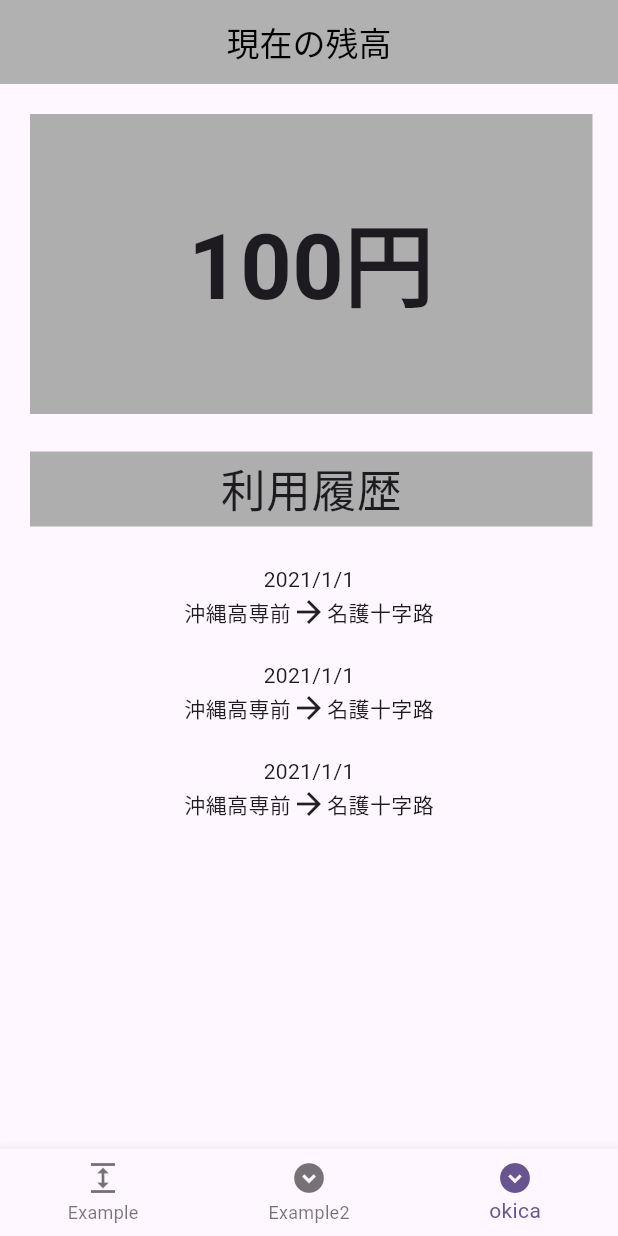
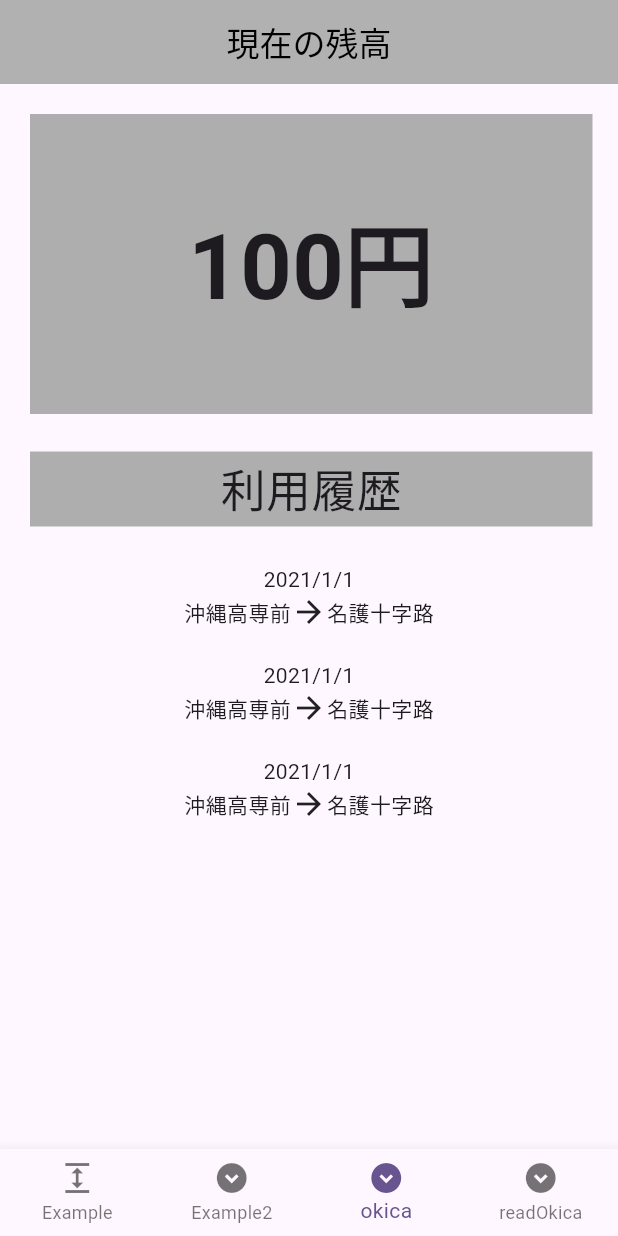
Before and after one commit to Yoshidagumi-group5/bus_app, a Flutter app: the screen it shows after launch, item 3 of the bottom bar chosen, on a phone screen of 412 x 824 dp. Run offline on Flutter 3.47's test engine with Material 3 defaults, Android fonts, the phone set to English and light mode, and no system bars; our stand-ins replace flutter_riverpod; missing offline and left inert: nfc_manager.

Commit message:
NFC機能を使ったReadOkica.dartの追加

```diff
--- a/lib/main.dart
+++ b/lib/main.dart
@@ -4,8 +4,8 @@ import 'package:bus_app/pages/example.dart';
 import 'package:bus_app/pages/example2.dart';
 import 'package:flutter/material.dart';
 import 'package:flutter_riverpod/flutter_riverpod.dart';
-import 'pages/SearchResult.dart';
 import 'pages/okica.dart';
+import 'pages/readOkica.dart';
 
 Future<void> main() async {
   runApp(const ProviderScope(child: MyApp()));
@@ -32,6 +32,7 @@ enum PageType {
   example1,
   example2,
   okica,
+  readOkica,
 }
 
 class BottomNavigationNotifier extends Notifier<PageType> {
@@ -68,11 +69,16 @@ class MainPage extends ConsumerWidget {
       case PageType.okica:
         bodyWidget = const Okica();
         break;
+
+      case PageType.readOkica:
+        bodyWidget = const ReadOkica();
+        break;
     }
 
     return Scaffold(
       body: bodyWidget,
       bottomNavigationBar: BottomNavigationBar(
+        type: BottomNavigationBarType.fixed,
         currentIndex: PageType.values.indexOf(currentPage),
         items: const [
           BottomNavigationBarItem(
@@ -87,6 +93,10 @@ class MainPage extends ConsumerWidget {
             icon: Icon(Icons.expand_circle_down),
             label: 'okica',
           ),
+          BottomNavigationBarItem(
+            icon: Icon(Icons.expand_circle_down),
+            label: 'readOkica',
+          ),
         ],
         onTap: (index) {
           final pageType = PageType.values[index];
--- a/lib/pages/okica.dart
+++ b/lib/pages/okica.dart
@@ -1,4 +1,3 @@
-import 'package:flutter/src/widgets/framework.dart';
 import 'package:flutter/material.dart';
 
 class Okica extends StatelessWidget {
@@ -10,7 +9,7 @@ class Okica extends StatelessWidget {
       appBar: AppBar(
         centerTitle: true,
         backgroundColor: const Color.fromARGB(255, 178, 177, 178),
-        title: Text(
+        title: const Text(
           '現在の残高',
           style: TextStyle(color: Colors.black),
         ),
@@ -19,23 +18,23 @@ class Okica extends StatelessWidget {
         mainAxisAlignment: MainAxisAlignment.start, // 上側に配置
 
         children: [
-          SizedBox(
+          const SizedBox(
             width: 400,
             height: 20,
           ),
           Row(
             children: [
-              SizedBox(
+              const SizedBox(
                 width: 20,
                 height: 200,
               ),
-              Container(
+              SizedBox(
                 width: 375,
                 height: 200,
                 child: Container(
                   alignment: Alignment.center,
-                  color: Color.fromARGB(255, 174, 174, 174),
-                  child: Text(
+                  color: const Color.fromARGB(255, 174, 174, 174),
+                  child: const Text(
                     '100円',
                     style: TextStyle(
                       fontSize: 60,
@@ -48,7 +47,7 @@ class Okica extends StatelessWidget {
           ),
           Row(
             children: [
-              SizedBox(
+              const SizedBox(
                 width: 20,
                 height: 100,
               ),
@@ -57,8 +56,8 @@ class Okica extends StatelessWidget {
                 height: 50,
                 child: Container(
                   alignment: Alignment.center,
-                  color: Color.fromARGB(255, 174, 174, 174),
-                  child: Text(
+                  color: const Color.fromARGB(255, 174, 174, 174),
+                  child: const Text(
                     '利用履歴',
                     style: TextStyle(fontSize: 30),
                   ),
@@ -66,8 +65,8 @@ class Okica extends StatelessWidget {
               ),
             ],
           ),
-          Text('2021/1/1'),
-          Row(
+          const Text('2021/1/1'),
+          const Row(
             mainAxisAlignment: MainAxisAlignment.center,
             children: [
               Text('沖縄高専前'),
@@ -77,12 +76,12 @@ class Okica extends StatelessWidget {
               Text('名護十字路'),
             ],
           ),
-          SizedBox(
+          const SizedBox(
             width: 400,
             height: 20,
           ),
-          Text('2021/1/1'),
-          Row(
+          const Text('2021/1/1'),
+          const Row(
             mainAxisAlignment: MainAxisAlignment.center,
             children: [
               Text('沖縄高専前'),
@@ -92,12 +91,12 @@ class Okica extends StatelessWidget {
               Text('名護十字路'),
             ],
           ),
-          SizedBox(
+          const SizedBox(
             width: 400,
             height: 20,
           ),
-          Text('2021/1/1'),
-          Row(
+          const Text('2021/1/1'),
+          const Row(
             mainAxisAlignment: MainAxisAlignment.center,
             children: [
               Text('沖縄高専前'),
--- a/pubspec.yaml
+++ b/pubspec.yaml
@@ -40,6 +40,7 @@ dependencies:
   flutter_hooks: ^0.20.4
   fl_chart: ^0.66.1
   table_calendar: ^3.1.0
+  nfc_manager: ^3.3.0
 
 dev_dependencies:
   flutter_test:
```
Also changed, not shown: lib/pages/readOkica.dart (added, +233 -0 lines), pubspec.lock, 1 other file.
